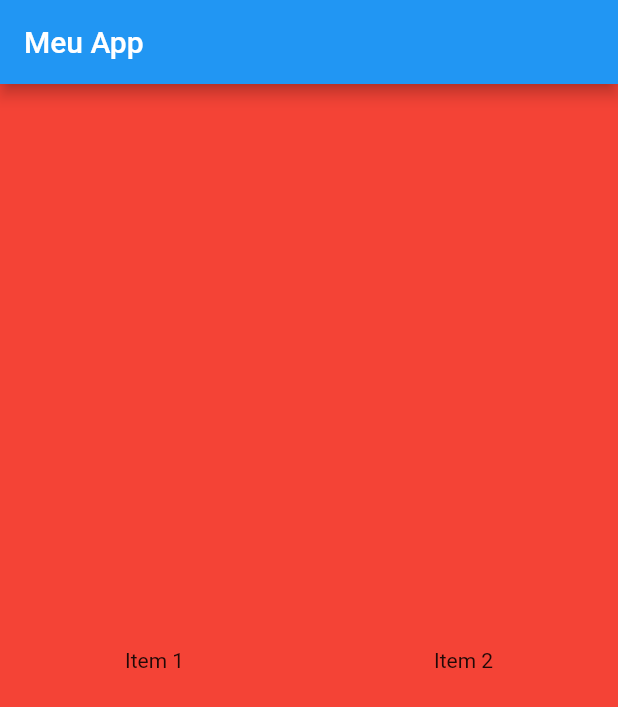
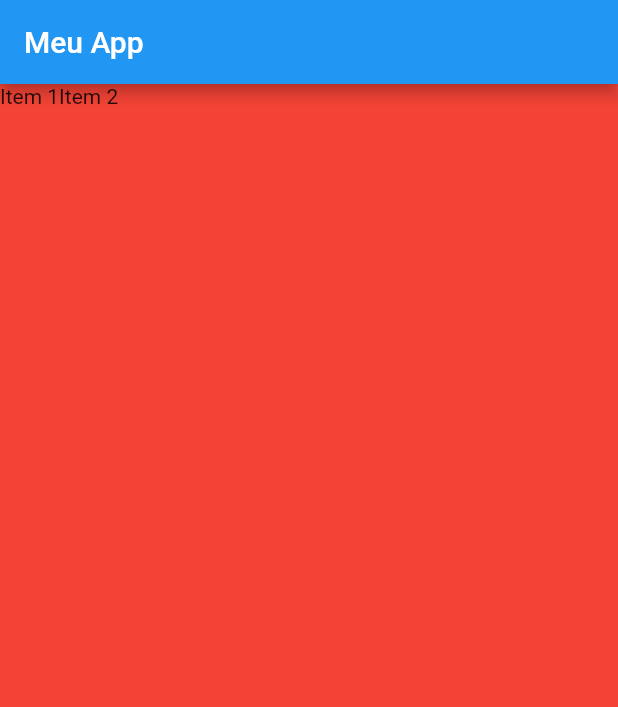
Before and after one commit to viniciusaugutis/flutter-shopping-layout, a Flutter app: the screen it shows after launch, on a phone screen of 412 x 824 dp. Shown: the top 707 px of the screen. Run offline on Flutter 3.47's test engine with Material 2 defaults, Android fonts, the phone set to English and light mode, and no system bars.

Commit message:
Utilizando listview

```diff
--- a/lib/main.dart
+++ b/lib/main.dart
@@ -28,9 +28,9 @@ class HomePage extends StatelessWidget {
           width: double.infinity,
           height: double.infinity,
           color: Colors.red,
-          child: Row(
-              mainAxisAlignment: MainAxisAlignment.spaceAround,
-              crossAxisAlignment: CrossAxisAlignment.center,
+          child: ListView(scrollDirection: Axis.horizontal,
+              /*mainAxisAlignment: MainAxisAlignment.spaceAround,
+              crossAxisAlignment: CrossAxisAlignment.center,*/
 
               //mainAxisAlignment: MainAxisAlignment.spaceAround, //DisplayFlex,
               //crossAxisAlignment: CrossAxisAlignment.center,
```
